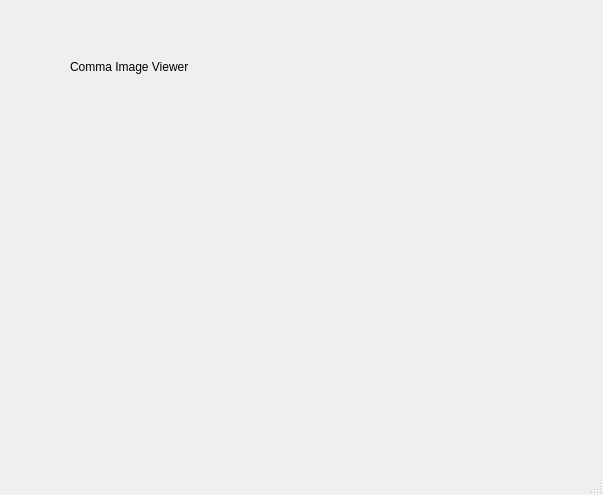
Above: src/mainwindow.ui from commadev/CommaViewer before the change. Below: the same form after it.
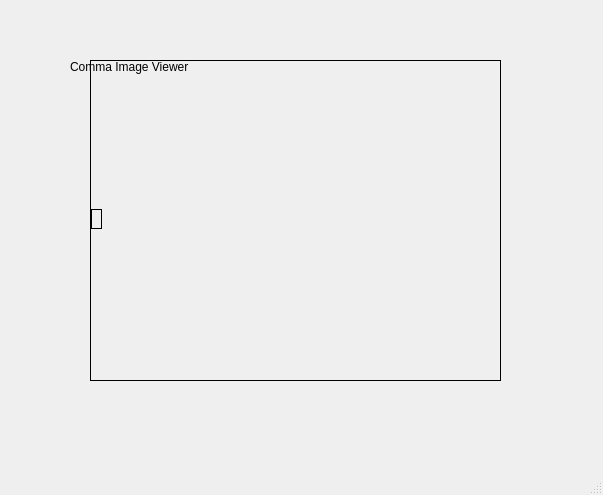
That is the form after the change.

Patch:
```diff
--- a/src/mainwindow.ui
+++ b/src/mainwindow.ui
@@ -145,19 +145,43 @@
      <number>5</number>
     </property>
    </widget>
-   <widget class="QWidget" name="verticalLayoutWidget">
+   <widget class="QFrame" name="verticalFrame">
     <property name="geometry">
      <rect>
-      <x>210</x>
-      <y>210</y>
-      <width>160</width>
-      <height>80</height>
+      <x>90</x>
+      <y>60</y>
+      <width>411</width>
+      <height>321</height>
      </rect>
     </property>
+    <property name="maximumSize">
+     <size>
+      <width>16777215</width>
+      <height>16777215</height>
+     </size>
+    </property>
+    <property name="frameShape">
+     <enum>QFrame::Box</enum>
+    </property>
     <layout class="QVBoxLayout" name="verticalLayout">
+     <property name="spacing">
+      <number>0</number>
+     </property>
      <property name="sizeConstraint">
       <enum>QLayout::SetNoConstraint</enum>
      </property>
+     <property name="leftMargin">
+      <number>0</number>
+     </property>
+     <property name="topMargin">
+      <number>0</number>
+     </property>
+     <property name="rightMargin">
+      <number>0</number>
+     </property>
+     <property name="bottomMargin">
+      <number>3</number>
+     </property>
      <item>
       <widget class="QLabel" name="imageView">
        <property name="sizePolicy">
@@ -176,7 +200,7 @@
         <enum>Qt::LeftToRight</enum>
        </property>
        <property name="frameShape">
-        <enum>QFrame::NoFrame</enum>
+        <enum>QFrame::Box</enum>
        </property>
        <property name="alignment">
         <set>Qt::AlignCenter</set>
```
Left out of the diff: 2 changed lines with no effect on the pictures.
